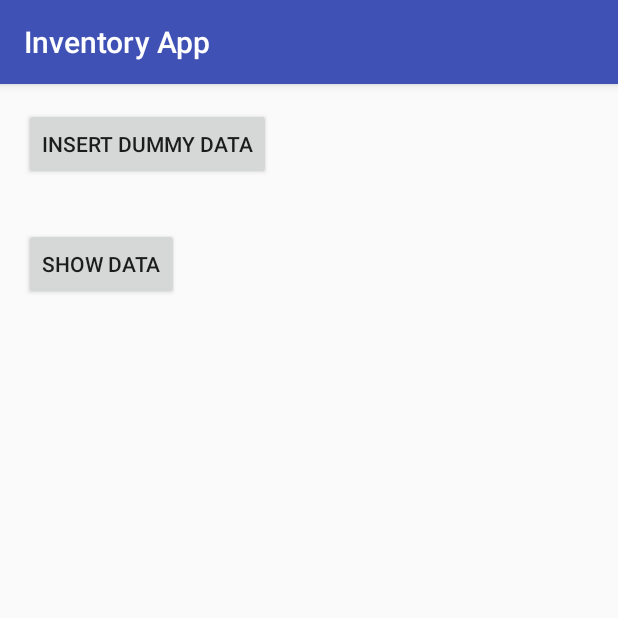
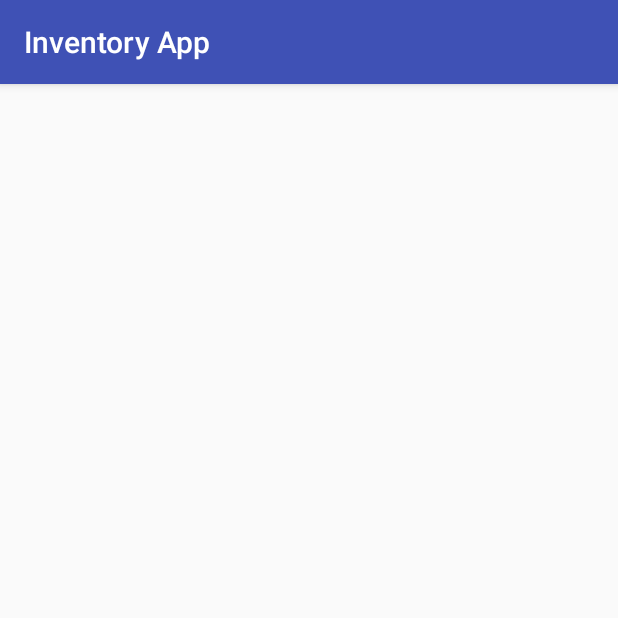
Before and after one commit to Techandmusic/Inventory-App, an Android app: the screen it shows after launch (MainActivity), on a phone screen of 412 x 824 dp, the top half of it. Run offline under Robolectric (Android 15) with nearby library versions, the phone set to English and light mode, and no system bars.

Commit message:
Added ListView and Beginnings of Default Text to activity_main.xml. Deleted buttons from MainActivity.java file.

```diff
--- a/app/src/main/java/com/example/android/inventoryapp/MainActivity.java
+++ b/app/src/main/java/com/example/android/inventoryapp/MainActivity.java
@@ -21,22 +21,8 @@ public class MainActivity extends AppCompatActivity {
         super.onCreate(savedInstanceState);
         setContentView(R.layout.activity_main);
         mDbHelper = new BookDbHelper(this);
-        //OnClick listeners for UI buttons
-        Button button = findViewById(R.id.testButton1);
-        button.setOnClickListener(new View.OnClickListener() {
-            @Override
-            public void onClick(View v) {
-                insertData();
-            }
-        });
 
-        Button button1 = findViewById(R.id.displayButton);
-        button1.setOnClickListener(new View.OnClickListener() {
-            @Override
-            public void onClick(View v) {
-                queryData();
-            }
-        });
+
 
     }
 
--- a/app/src/main/res/layout/activity_main.xml
+++ b/app/src/main/res/layout/activity_main.xml
@@ -1,29 +1,23 @@
 <?xml version="1.0" encoding="utf-8"?>
-<LinearLayout xmlns:android="http://schemas.android.com/apk/res/android"
+<RelativeLayout xmlns:android="http://schemas.android.com/apk/res/android"
     xmlns:tools="http://schemas.android.com/tools"
     android:layout_width="match_parent"
     android:layout_height="match_parent"
     android:orientation="vertical"
     tools:context=".MainActivity">
 
-    <Button
-        android:id="@+id/testButton1"
-        android:layout_width="wrap_content"
-        android:layout_height="wrap_content"
-        android:layout_margin="@dimen/medium_spacing"
-        android:text="@string/dummy" />
+   <ListView
+       android:layout_width="match_parent"
+       android:layout_height="match_parent">
 
-    <Button
-        android:id="@+id/displayButton"
-        android:layout_width="wrap_content"
-        android:layout_height="wrap_content"
-        android:layout_margin="@dimen/medium_spacing"
-        android:text="@string/show" />
+   </ListView>
+
+
 
     <TextView
-        android:id="@+id/dataDisplay"
+        android:id="@+id/defaultText"
         android:layout_width="wrap_content"
         android:layout_height="wrap_content"
         android:padding="@dimen/medium_spacing" />
 
-</LinearLayout>
+</RelativeLayout>
```
